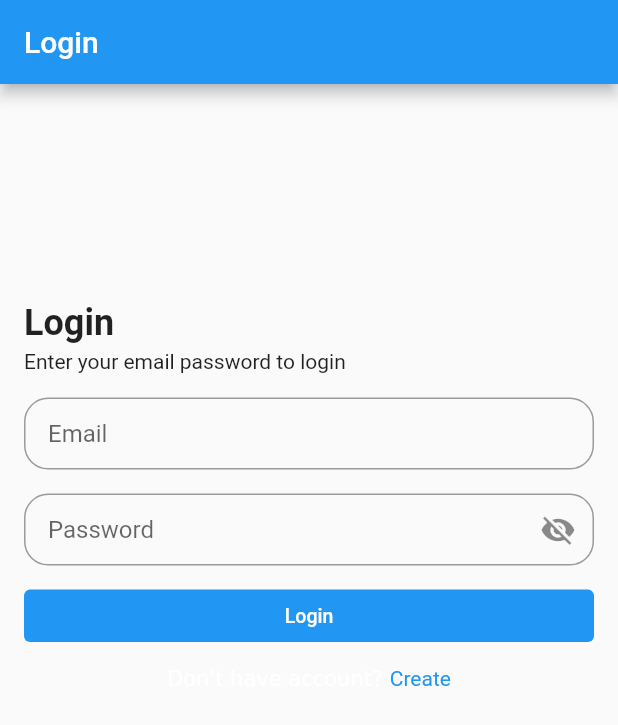
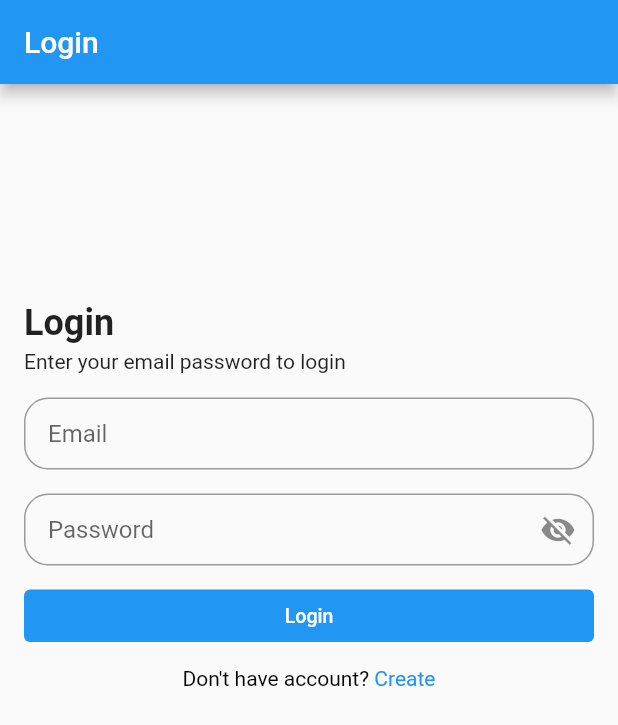
Before and after one commit to Snoobdog10x/chat, a Flutter app: the screen it shows after launch, on a phone screen of 412 x 824 dp. Shown: the top 725 px of the screen. Run offline on Flutter 3.47's test engine with Material 2 defaults, Android fonts, the phone set to English and light mode, and no system bars; our stand-ins replace cloud_firestore, file_picker, firebase_auth, firebase_core, firebase_storage, flutter_chat_types and 4 more; missing offline and left inert: flutter_firebase_chat_core; accounts and stored records are empty; generated files the repository leaves out were written again; network calls fail; statements that could not run were skipped.

Commit message:
add just text color

```diff
--- a/lib/screen/login/login.dart
+++ b/lib/screen/login/login.dart
@@ -82,7 +82,10 @@ class LoginState extends AbstractState<Login> {
     return RichText(
       text: TextSpan(
         children: [
-          TextSpan(text: "Don't have account? "),
+          TextSpan(
+            text: "Don't have account? ",
+            style: TextStyle(color: Colors.black),
+          ),
           TextSpan(
             text: "Create",
             style: TextStyle(color: Colors.blue),
```
